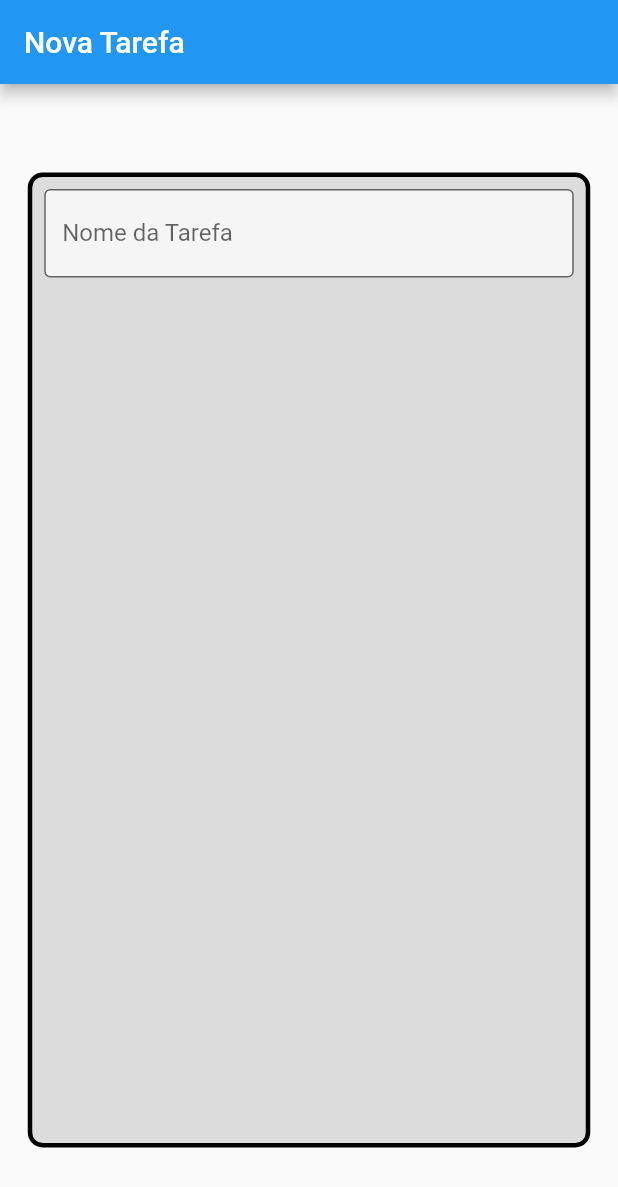
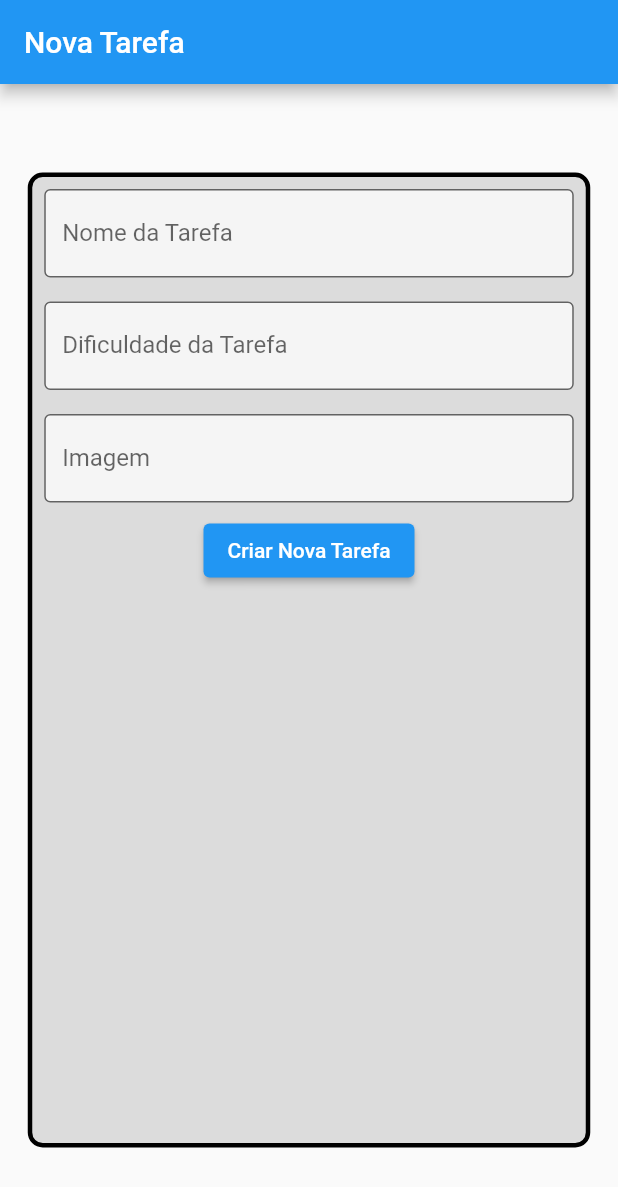
Before and after one commit to defreitasabner/organizador_tarefas_flutter, a Flutter app: the screen it shows after launch, on a phone screen of 412 x 824 dp. Shown: the top 1187 px of the screen. Run offline on Flutter 3.47's test engine with Material 2 defaults, Android fonts, the phone set to English and light mode, and no system bars.

Commit message:
Chamando nova widget FormInputField no formulário.

```diff
--- a/lib/screens/form_screen.dart
+++ b/lib/screens/form_screen.dart
@@ -12,6 +12,8 @@ class FormScreen extends StatefulWidget {
 class _FormScreenState extends State<FormScreen> {
 
   TextEditingController nameController = TextEditingController();
+  TextEditingController difficultyController = TextEditingController();
+  TextEditingController imageController = TextEditingController();
 
   @override
   Widget build(BuildContext context) {
@@ -34,9 +36,25 @@ class _FormScreenState extends State<FormScreen> {
                 inputLabel: 'Nome da Tarefa',
                 inputController: nameController,
                 inputHint: 'Digite o nome da nova tarefa',
+              ),
+              FormInputField(
+                inputLabel: 'Dificuldade da Tarefa',
+                inputController: difficultyController,
+                inputHint: 'Digite a dificuldade da tarefa'
+              ),
+              FormInputField(
+                inputLabel: 'Imagem',
+                inputController: imageController,
+                inputHint: 'Digite o caminho para uma imagem'
+              ),
+              ElevatedButton(
+                onPressed: () {},
+                child: const Text(
+                  'Criar Nova Tarefa'
+                )
               )
-            ],
-              )
+              ],
+            )
         ),
       ),
     );
```
